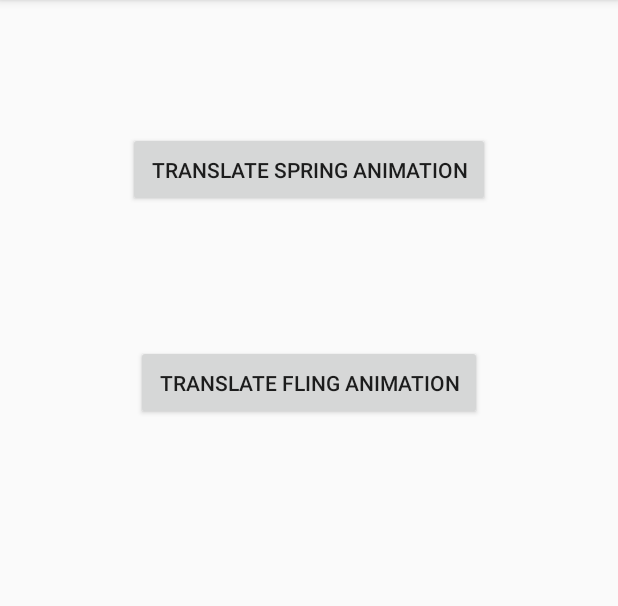
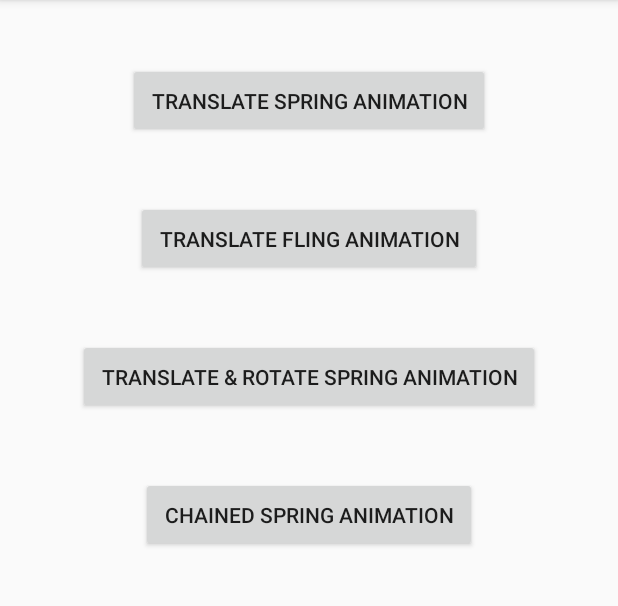
Before and after one commit to richakhanna/physicsbasedanimation, an Android app: the screen it shows after launch (MainActivity), on a phone screen of 412 x 824 dp, the part 84-690 px from its top. Run offline under Robolectric (Android 15) with nearby library versions, the phone set to English and light mode, and no system bars.

Commit message:
spring translate and rotate and chained springs animation added

```diff
--- a/app/src/main/java/com/richdroid/physicsbasedanimation/MainActivity.java
+++ b/app/src/main/java/com/richdroid/physicsbasedanimation/ui/activity/MainActivity.java
@@ -1,4 +1,4 @@
-package com.richdroid.physicsbasedanimation;
+package com.richdroid.physicsbasedanimation.ui.activity;
 
 import android.content.Intent;
 import android.os.Bundle;
@@ -6,8 +6,7 @@ import android.support.v7.app.AppCompatActivity;
 import android.view.View;
 import android.widget.Button;
 
-import com.richdroid.physicsbasedanimation.animation.TranslateFlingAnimationActivity;
-import com.richdroid.physicsbasedanimation.animation.TranslateSpringAnimationActivity;
+import com.richdroid.physicsbasedanimation.R;
 
 public class MainActivity extends AppCompatActivity implements View.OnClickListener {
 
@@ -21,6 +20,12 @@ public class MainActivity extends AppCompatActivity implements View.OnClickListe
 
         Button flingAnimBtn = (Button) findViewById(R.id.btn_translate_fling);
         flingAnimBtn.setOnClickListener(this);
+
+        Button translateRotateSpringAnimBtn = (Button) findViewById(R.id.btn_translate_rotate_spring);
+        translateRotateSpringAnimBtn.setOnClickListener(this);
+
+        Button chainedSpringAnimBtn = (Button) findViewById(R.id.btn_chained_spring);
+        chainedSpringAnimBtn.setOnClickListener(this);
     }
 
     @Override
@@ -34,6 +39,12 @@ public class MainActivity extends AppCompatActivity implements View.OnClickListe
         } else if (id == R.id.btn_translate_fling) {
             intent = new Intent(this, TranslateFlingAnimationActivity.class);
             startActivity(intent);
+        } else if (id == R.id.btn_translate_rotate_spring) {
+            intent = new Intent(this, TranslateAndRotateSpringAnimationActivity.class);
+            startActivity(intent);
+        } else if (id == R.id.btn_chained_spring) {
+            intent = new Intent(this, ChainedSpringAnimationActivity.class);
+            startActivity(intent);
         }
     }
 }
--- a/app/src/main/java/com/richdroid/physicsbasedanimation/animation/TranslateFlingAnimationActivity.java
+++ b/app/src/main/java/com/richdroid/physicsbasedanimation/ui/activity/TranslateFlingAnimationActivity.java
@@ -1,4 +1,4 @@
-package com.richdroid.physicsbasedanimation.animation;
+package com.richdroid.physicsbasedanimation.ui.activity;
 
 import android.os.Build;
 import android.os.Bundle;
--- a/app/src/main/java/com/richdroid/physicsbasedanimation/animation/TranslateSpringAnimationActivity.java
+++ b/app/src/main/java/com/richdroid/physicsbasedanimation/ui/activity/TranslateSpringAnimationActivity.java
@@ -1,11 +1,10 @@
-package com.richdroid.physicsbasedanimation.animation;
+package com.richdroid.physicsbasedanimation.ui.activity;
 
 import android.os.Bundle;
 import android.support.animation.FloatPropertyCompat;
 import android.support.animation.SpringAnimation;
 import android.support.animation.SpringForce;
 import android.support.v7.app.AppCompatActivity;
-import android.util.Log;
 import android.view.MotionEvent;
 import android.view.View;
 import android.widget.ImageView;
--- a/app/src/main/res/layout/activity_main.xml
+++ b/app/src/main/res/layout/activity_main.xml
@@ -4,7 +4,7 @@
     xmlns:tools="http://schemas.android.com/tools"
     android:layout_width="match_parent"
     android:layout_height="match_parent"
-    tools:context="com.richdroid.physicsbasedanimation.MainActivity">
+    tools:context="com.richdroid.physicsbasedanimation.ui.activity.MainActivity">
 
 
     <Button
@@ -13,7 +13,7 @@
         android:layout_height="wrap_content"
         android:layout_marginEnd="8dp"
         android:layout_marginStart="8dp"
-        android:layout_marginTop="88dp"
+        android:layout_marginTop="42dp"
         android:padding="15dp"
         android:text="@string/translate_spring_animation"
         app:layout_constraintEnd_toEndOf="parent"
@@ -26,10 +26,40 @@
         android:layout_height="wrap_content"
         android:layout_marginEnd="8dp"
         android:layout_marginStart="8dp"
-        android:layout_marginTop="92dp"
+        android:layout_marginTop="42dp"
         android:padding="15dp"
         android:text="@string/translate_fling_animation"
         app:layout_constraintEnd_toEndOf="parent"
         app:layout_constraintStart_toStartOf="parent"
         app:layout_constraintTop_toBottomOf="@+id/btn_translate_spring" />
+
+
+    <Button
+        android:id="@+id/btn_translate_rotate_spring"
+        android:layout_width="wrap_content"
+        android:layout_height="wrap_content"
+        android:layout_marginEnd="8dp"
+        android:layout_marginStart="8dp"
+        android:layout_marginTop="42dp"
+        android:padding="15dp"
+        android:text="@string/translate_rotate_spring_animation"
+        app:layout_constraintEnd_toEndOf="parent"
+        app:layout_constraintStart_toStartOf="parent"
+        app:layout_constraintTop_toBottomOf="@+id/btn_translate_fling" />
+
+
+    <Button
+        android:id="@+id/btn_chained_spring"
+        android:layout_width="wrap_content"
+        android:layout_height="wrap_content"
+        android:layout_marginEnd="8dp"
+        android:layout_marginStart="8dp"
+        android:layout_marginTop="42dp"
+        android:padding="15dp"
+        android:text="@string/chained_spring_animation"
+        app:layout_constraintEnd_toEndOf="parent"
+        app:layout_constraintStart_toStartOf="parent"
+        app:layout_constraintTop_toBottomOf="@+id/btn_translate_rotate_spring" />
+
+
 </android.support.constraint.ConstraintLayout>
--- a/app/src/main/res/layout/translate_fling_animation_activity.xml
+++ b/app/src/main/res/layout/translate_fling_animation_activity.xml
@@ -5,7 +5,7 @@
     android:id="@+id/main_layout"
     android:layout_width="match_parent"
     android:layout_height="match_parent"
-    tools:context="com.richdroid.physicsbasedanimation.animation.TranslateFlingAnimationActivity">
+    tools:context="com.richdroid.physicsbasedanimation.ui.activity.TranslateFlingAnimationActivity">
 
     <ImageView
         android:id="@+id/iv_translate_fling"
--- a/app/src/main/res/layout/translate_spring_animation_activity.xml
+++ b/app/src/main/res/layout/translate_spring_animation_activity.xml
@@ -4,7 +4,7 @@
     xmlns:tools="http://schemas.android.com/tools"
     android:layout_width="match_parent"
     android:layout_height="match_parent"
-    tools:context="com.richdroid.physicsbasedanimation.animation.TranslateSpringAnimationActivity">
+    tools:context="com.richdroid.physicsbasedanimation.ui.activity.TranslateSpringAnimationActivity">
 
 
     <ImageView
--- a/app/src/main/res/values/strings.xml
+++ b/app/src/main/res/values/strings.xml
@@ -2,4 +2,8 @@
     <string name="app_name">PhysicsBasedAnimation</string>
     <string name="translate_spring_animation">Translate Spring Animation</string>
     <string name="translate_fling_animation">Translate Fling Animation</string>
+
+    <string name="translate_rotate_spring_animation">Translate &amp; Rotate Spring Animation</string>
+
+    <string name="chained_spring_animation">Chained Spring Animation</string>
 </resources>
```
Also changed, not shown: app/src/main/AndroidManifest.xml (+9 -4 lines), app/src/main/java/com/richdroid/physicsbasedanimation/ui/activity/ChainedSpringAnimationActivity.java (added, +74 -0 lines), app/src/main/java/com/richdroid/physicsbasedanimation/ui/activity/TranslateAndRotateSpringAnimationActivity.java (added, +91 -0 lines), app/src/main/java/com/richdroid/physicsbasedanimation/ui/adapter/SpringRecyclerViewAdapter.java (added, +74 -0 lines), app/src/main/res/layout/activity_chained_spring_animation.xml (added, +29 -0 lines), app/src/main/res/layout/activity_translate_and_rotate_spring_animation.xml (added, +47 -0 lines).
